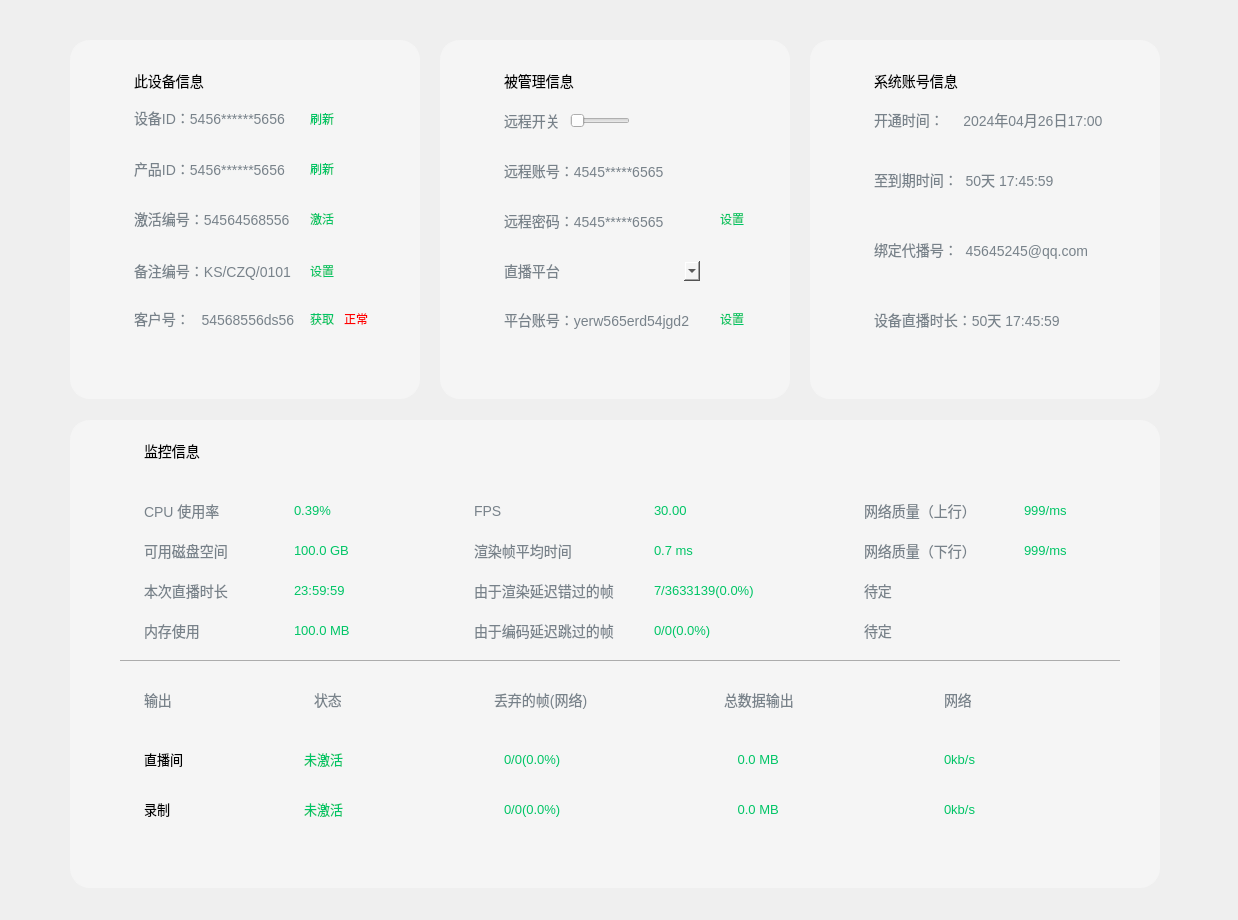
huangjingpei/myobs, file UI/gbs/bizWidgets/GBSBizDeviceInfo.ui: the form before one commit.
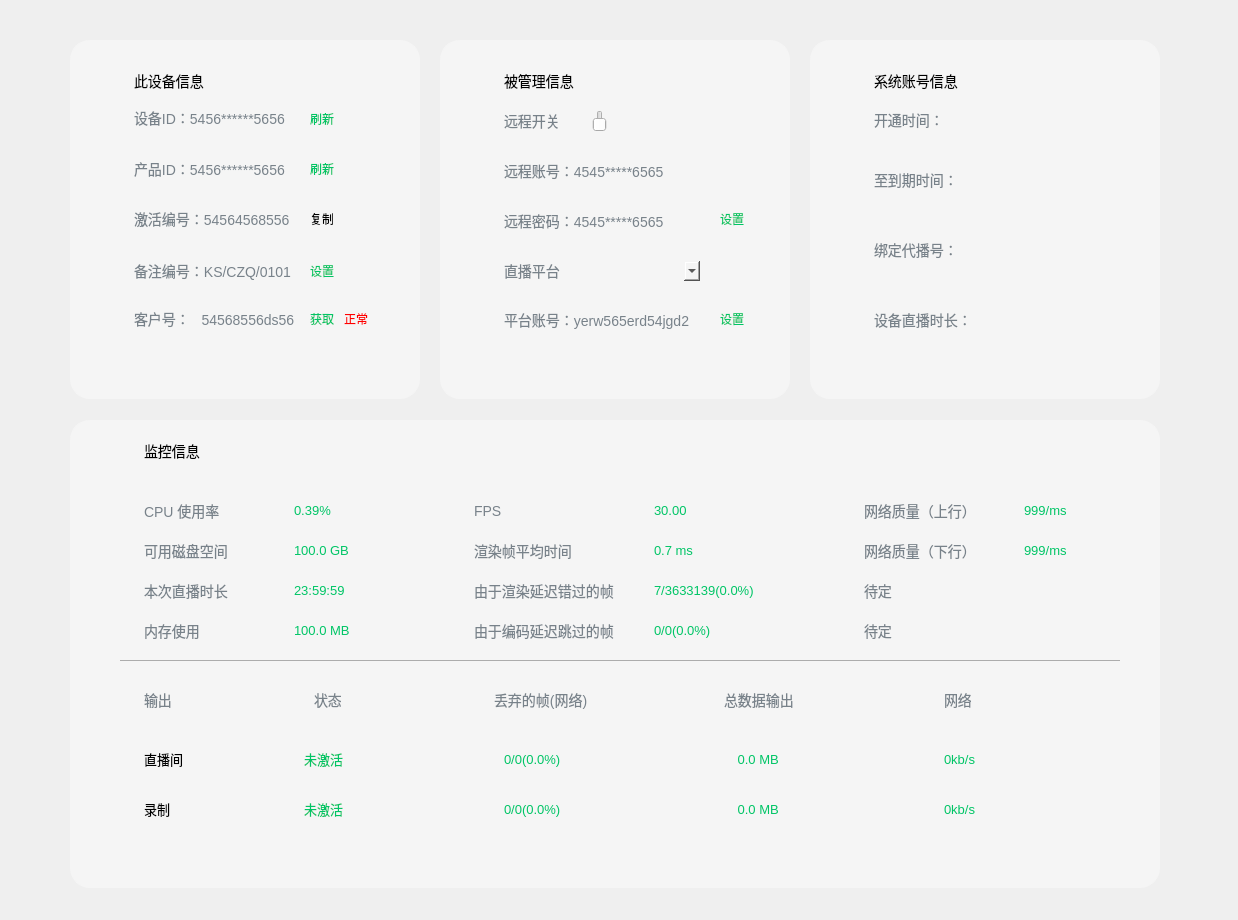
The form after the commit. Custom widgets are drawn as their Qt base class.

What changed in the file:
```diff
--- a/UI/gbs/bizWidgets/GBSBizDeviceInfo.ui
+++ b/UI/gbs/bizWidgets/GBSBizDeviceInfo.ui
@@ -174,10 +174,16 @@
     </property>
     <property name="styleSheet">
      <string notr="true">border: none;
-color: #00C566;</string>
+color: #00C566;
+pressed {
+   padding-left: 3px;
+   padding-top: 3px;
+   background-repeat: no-repeat;
+   background-position: center;
+}</string>
     </property>
     <property name="text">
-     <string>激活</string>
+     <string>复制</string>
     </property>
    </widget>
    <widget class="QPushButton" name="btnDevInfo04">
@@ -291,9 +297,6 @@
     <property name="maximum">
      <number>1</number>
     </property>
-    <property name="orientation">
-     <enum>Qt::Orientation::Horizontal</enum>
-    </property>
    </widget>
    <widget class="QLabel" name="lblMngred01">
     <property name="geometry">
@@ -453,7 +456,7 @@
 font-size: 14px;</string>
     </property>
     <property name="text">
-     <string>开通时间：     2024年04月26日17:00</string>
+     <string>开通时间：     </string>
     </property>
    </widget>
    <widget class="QLabel" name="lbsSysInfo02">
@@ -470,7 +473,7 @@
 font-size: 14px;</string>
     </property>
     <property name="text">
-     <string>至到期时间：  50天 17:45:59    </string>
+     <string>至到期时间：   </string>
     </property>
    </widget>
    <widget class="QLabel" name="lbsSysInfo03">
@@ -487,7 +490,7 @@
 font-size: 14px;</string>
     </property>
     <property name="text">
-     <string>绑定代播号：  45645245@qq.com</string>
+     <string>绑定代播号：  </string>
     </property>
    </widget>
    <widget class="QLabel" name="lbsSysInfo04">
@@ -504,7 +507,7 @@
 font-size: 14px;</string>
     </property>
     <property name="text">
-     <string>设备直播时长：50天 17:45:59 </string>
+     <string>设备直播时长：</string>
     </property>
    </widget>
   </widget>
```
Left out of the diff: 5 changed lines with no effect on the pictures.
